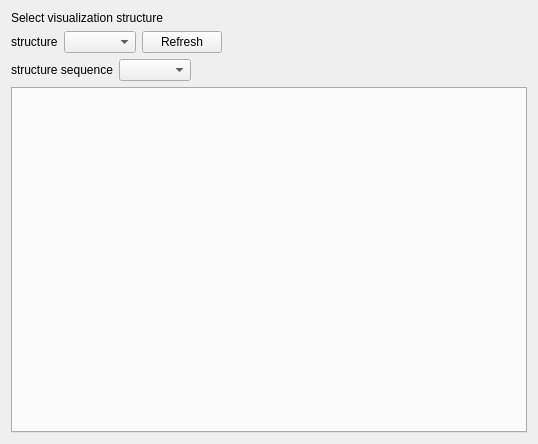
This is cbr/coevolution/visual/CoevolutionViewer.ui in TUM-CBR/pymol-plugins as Qt 5 draws it before an edit. The edited form follows.
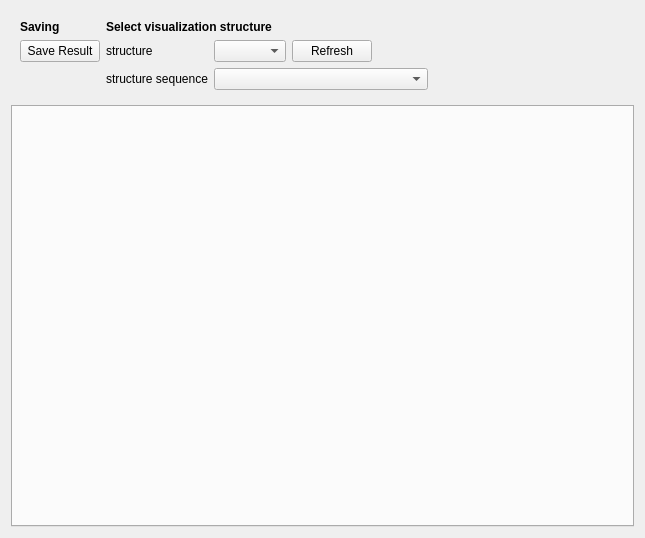
This is the edited form.

Commit message: Run coevolution analysis and visualize results.

What changed in the file:
```diff
--- a/cbr/coevolution/visual/CoevolutionViewer.ui
+++ b/cbr/coevolution/visual/CoevolutionViewer.ui
@@ -6,79 +6,91 @@
    <rect>
     <x>0</x>
     <y>0</y>
-    <width>538</width>
-    <height>444</height>
+    <width>645</width>
+    <height>538</height>
    </rect>
   </property>
   <property name="windowTitle">
    <string>Form</string>
   </property>
   <layout class="QVBoxLayout" name="verticalLayout">
-   <item>
-    <widget class="QLabel" name="label_3">
-     <property name="text">
-      <string>Select visualization structure</string>
-     </property>
-    </widget>
-   </item>
    <item>
     <layout class="QHBoxLayout" name="horizontalLayout">
      <item>
+      <widget class="QWidget" name="widget" native="true">
+       <layout class="QGridLayout" name="gridLayout">
+        <item row="2" column="1">
+         <widget class="QLabel" name="label_2">
+          <property name="text">
+           <string>structure sequence</string>
+          </property>
+         </widget>
+        </item>
+        <item row="1" column="1">
       <widget class="QLabel" name="label">
        <property name="text">
         <string>structure</string>
        </property>
       </widget>
      </item>
-     <item>
+        <item row="1" column="2">
       <widget class="QComboBox" name="structureCombo"/>
      </item>
-     <item>
+        <item row="0" column="1" colspan="2">
+         <widget class="QLabel" name="label_3">
+          <property name="styleSheet">
+           <string notr="true">font-weight: bold;</string>
+          </property>
+          <property name="text">
+           <string>Select visualization structure</string>
+          </property>
+         </widget>
+        </item>
+        <item row="1" column="0">
+         <widget class="QPushButton" name="exportResultsButton">
+          <property name="text">
+           <string>Save Result</string>
+          </property>
+         </widget>
+        </item>
+        <item row="1" column="3">
       <widget class="QPushButton" name="refreshButton">
        <property name="text">
         <string>Refresh</string>
        </property>
       </widget>
      </item>
-     <item>
+        <item row="0" column="0">
+         <widget class="QLabel" name="label_4">
+          <property name="styleSheet">
+           <string notr="true">font-weight: bold;</string>
+          </property>
+          <property name="text">
+           <string>Saving</string>
+          </property>
+         </widget>
+        </item>
+        <item row="1" column="4">
       <widget class="QLabel" name="selectionErrorLabel">
-       <property name="styleSheet">
-        <string notr="true">color: red;</string>
-       </property>
-       <property name="text">
-        <string/>
-       </property>
-      </widget>
-     </item>
-     <item>
-      <spacer name="horizontalSpacer_2">
-       <property name="orientation">
-        <enum>Qt::Horizontal</enum>
-       </property>
-       <property name="sizeHint" stdset="0">
+          <property name="minimumSize">
         <size>
-         <width>40</width>
-         <height>20</height>
-        </size>
-       </property>
-      </spacer>
-     </item>
-    </layout>
-   </item>
-   <item>
-    <layout class="QHBoxLayout" name="horizontalLayout_2">
-     <item>
-      <widget class="QLabel" name="label_2">
+            <width>50</width>
+            <height>0</height>
+           </size>
+          </property>
        <property name="text">
-        <string>structure sequence</string>
+           <string/>
        </property>
       </widget>
      </item>
-     <item>
+        <item row="2" column="2" colspan="3">
       <widget class="QComboBox" name="sequenceCombo"/>
      </item>
+       </layout>
+      </widget>
+     </item>
      <item>
-      <spacer name="horizontalSpacer_3">
+      <spacer name="horizontalSpacer">
        <property name="orientation">
         <enum>Qt::Horizontal</enum>
        </property>
```
Lines whose indentation alone changed are shown as unchanged. The commit also changes 4 other files.
